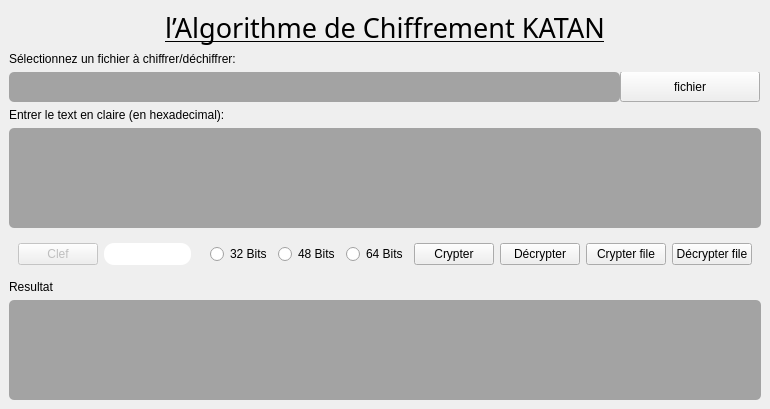
Old version of the form venv/interface.ui in the repository Aminelaakroute/KATAN-ENCRYPTION.
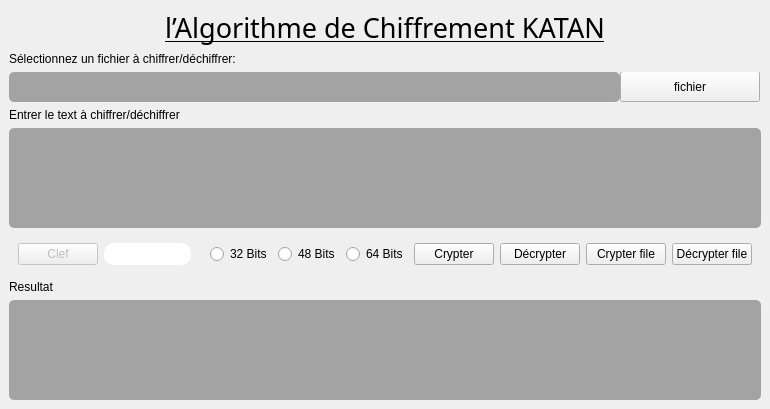
New version of the form. Icons and pictures are not drawn.

What changed in the file:
```diff
--- a/venv/interface.ui
+++ b/venv/interface.ui
@@ -143,7 +143,7 @@
 font: italic 20pt &quot;Vivaldi&quot;;</string>
       </property>
       <property name="text">
-       <string>Entrer le text en claire (en hexadecimal):</string>
+       <string>Entrer le text à chiffrer/déchiffrer</string>
       </property>
      </widget>
     </item>
```
